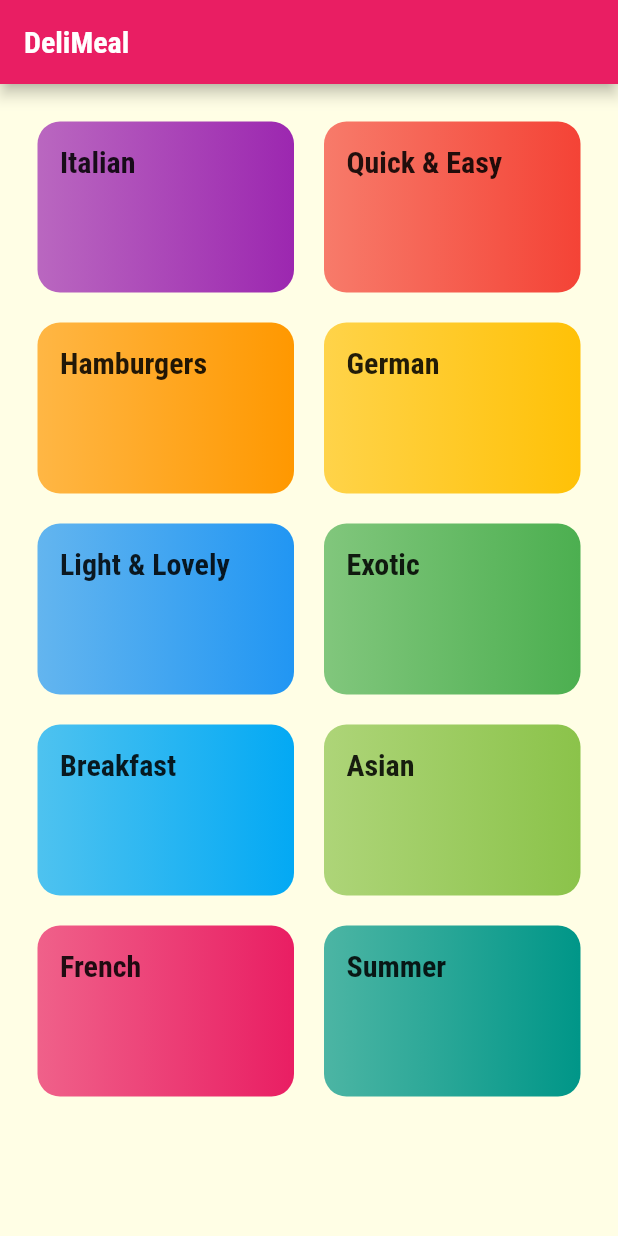
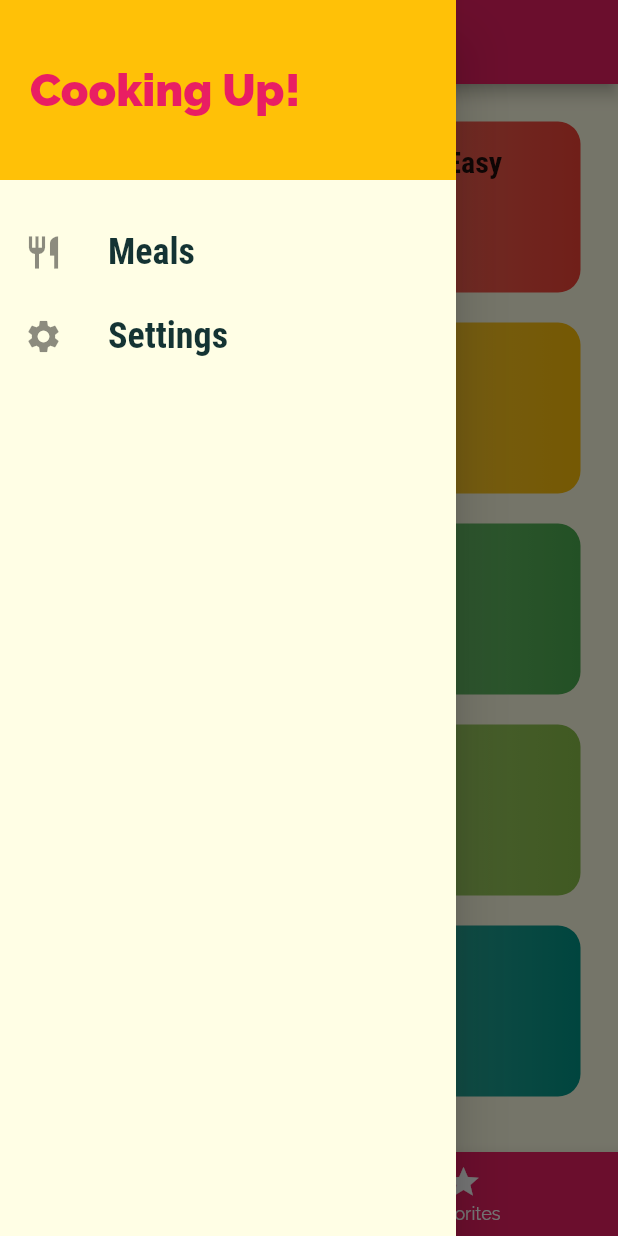
Before and after one commit to ferbucheli/meals_app, a Flutter app: the screen it shows after launch, with the side drawer open (before the commit the screen has no drawer), on a phone screen of 412 x 824 dp. Run offline on Flutter 3.47's test engine with Material 2 defaults, Android fonts, the phone set to English and light mode, and no system bars.

Commit message:
add bottom navigation and drawer

```diff
--- a/lib/main.dart
+++ b/lib/main.dart
@@ -2,6 +2,7 @@ import 'package:flutter/material.dart';
 import 'package:meals_app/screens/categories_screen.dart';
 import 'package:meals_app/screens/category_meals_screen.dart';
 import 'package:meals_app/screens/meal_detail_screen.dart';
+import 'package:meals_app/screens/tabs_screen.dart';
 
 void main() {
   runApp(const MyApp());
@@ -35,7 +36,7 @@ class MyApp extends StatelessWidget {
             .copyWith(secondary: Colors.amber),
       ),
       routes: {
-        '/': (ctx) => const CategoriesScreen(),
+        '/': (ctx) => const TabsScreen(),
         CategoryMealsScreen.routeName: (ctx) => CategoryMealsScreen(),
         MealDetailScreen.routeName: (ctx) => MealDetailScreen(),
       },
--- a/lib/screens/categories_screen.dart
+++ b/lib/screens/categories_screen.dart
@@ -7,11 +7,7 @@ class CategoriesScreen extends StatelessWidget {
 
   @override
   Widget build(BuildContext context) {
-    return Scaffold(
-      appBar: AppBar(
-        title: const Text('DeliMeal'),
-      ),
-      body: GridView(
+    return GridView(
       padding: const EdgeInsets.all(25),
       gridDelegate: const SliverGridDelegateWithMaxCrossAxisExtent(
         maxCrossAxisExtent: 200,
@@ -28,7 +24,6 @@ class CategoriesScreen extends StatelessWidget {
             ),
           )
           .toList(),
-      ),
     );
   }
 }
--- /dev/null
+++ b/lib/screens/favorites_screen.dart
@@ -0,0 +1,12 @@
+import 'package:flutter/material.dart';
+
+class FavoritesScreen extends StatelessWidget {
+  const FavoritesScreen({super.key});
+
+  @override
+  Widget build(BuildContext context) {
+    return const Center(
+      child: Text('The Favorites'),
+    );
+  }
+}
--- /dev/null
+++ b/lib/screens/tabs_screen.dart
@@ -0,0 +1,62 @@
+import 'package:flutter/material.dart';
+import 'package:meals_app/screens/categories_screen.dart';
+import 'package:meals_app/screens/favorites_screen.dart';
+import 'package:meals_app/widgets/main_drawer.dart';
+
+class TabsScreen extends StatefulWidget {
+  const TabsScreen({super.key});
+
+  @override
+  State<TabsScreen> createState() => _TabsScreenState();
+}
+
+class _TabsScreenState extends State<TabsScreen> {
+  final List<Map<String, dynamic>> _pages = const [
+    {
+      'page': CategoriesScreen(),
+      'title': 'Categories',
+    },
+    {
+      'page': FavoritesScreen(),
+      'title': 'Favorites',
+    },
+  ];
+
+  int _selectedPageIndex = 0;
+
+  void _selectPage(int idx) {
+    setState(() {
+      _selectedPageIndex = idx;
+    });
+  }
+
+  @override
+  Widget build(BuildContext context) {
+    return Scaffold(
+      appBar: AppBar(
+        title: Text(_pages[_selectedPageIndex]['title']),
+      ),
+      drawer: const MainDrawer(),
+      body: _pages[_selectedPageIndex]['page'],
+      bottomNavigationBar: BottomNavigationBar(
+        onTap: _selectPage,
+        backgroundColor: Theme.of(context).colorScheme.primary,
+        unselectedItemColor: Colors.white,
+        selectedItemColor: Colors.amber,
+        currentIndex: _selectedPageIndex,
+        items: const [
+          BottomNavigationBarItem(
+            backgroundColor: Colors.pink,
+            icon: Icon(Icons.category),
+            label: 'Categories',
+          ),
+          BottomNavigationBarItem(
+            backgroundColor: Colors.pink,
+            icon: Icon(Icons.star),
+            label: 'Favorites',
+          ),
+        ],
+      ),
+    );
+  }
+}
--- /dev/null
+++ b/lib/widgets/main_drawer.dart
@@ -0,0 +1,53 @@
+import 'package:flutter/material.dart';
+
+class MainDrawer extends StatelessWidget {
+  const MainDrawer({super.key});
+
+  Widget _buildListTile(String title, IconData icon) {
+    return ListTile(
+      leading: Icon(
+        icon,
+        size: 26,
+      ),
+      title: Text(
+        title,
+        style: const TextStyle(
+          fontFamily: 'RobotoCondensed',
+          fontSize: 24,
+          fontWeight: FontWeight.bold,
+        ),
+      ),
+      onTap: () {},
+    );
+  }
+
+  @override
+  Widget build(BuildContext context) {
+    return Drawer(
+      child: Column(
+        children: [
+          Container(
+            height: 120,
+            width: double.infinity,
+            padding: const EdgeInsets.all(20),
+            alignment: Alignment.centerLeft,
+            color: Theme.of(context).colorScheme.secondary,
+            child: Text(
+              'Cooking Up!',
+              style: TextStyle(
+                fontWeight: FontWeight.w900,
+                fontSize: 30,
+                color: Theme.of(context).colorScheme.primary,
+              ),
+            ),
+          ),
+          const SizedBox(
+            height: 20,
+          ),
+          _buildListTile('Meals', Icons.restaurant),
+          _buildListTile('Settings', Icons.settings),
+        ],
+      ),
+    );
+  }
+}
```
Lines whose indentation alone changed are shown as unchanged.
